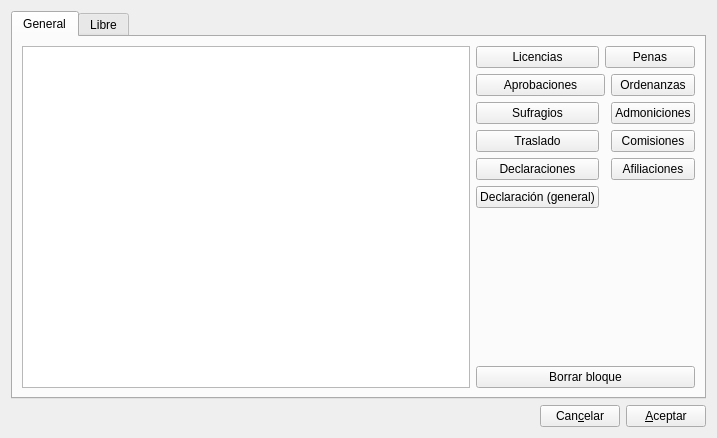
rogorido/qtpredicadores, file gui/dlgdetalles.ui: the form before one commit.
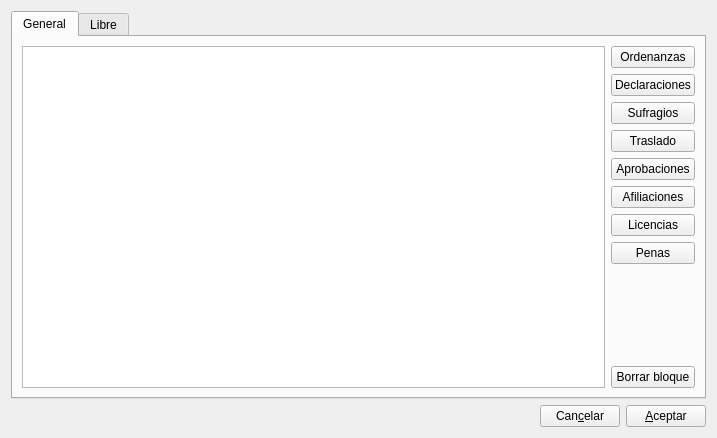
The form after the commit.

Commit message: Uso de QMenu en los buttons

```diff
--- a/gui/dlgdetalles.ui
+++ b/gui/dlgdetalles.ui
@@ -23,7 +23,7 @@
       <attribute name="title">
        <string>General</string>
       </attribute>
-      <layout class="QVBoxLayout" name="verticalLayout_5">
+      <layout class="QHBoxLayout" name="horizontalLayout_4">
        <item>
         <layout class="QHBoxLayout" name="horizontalLayout_2">
          <item>
@@ -32,88 +32,60 @@
          <item>
           <layout class="QVBoxLayout" name="verticalLayout_2">
            <item>
-            <layout class="QGridLayout" name="gridLayout" columnstretch="0,0,0" columnminimumwidth="0,0,0">
-             <property name="sizeConstraint">
-              <enum>QLayout::SetDefaultConstraint</enum>
-             </property>
-             <item row="0" column="0">
-              <widget class="QPushButton" name="btLicencias">
+            <widget class="QPushButton" name="btOrdenanzas">
                <property name="text">
-                <string>Licencias</string>
+              <string>Ordenanzas</string>
                </property>
               </widget>
              </item>
-             <item row="3" column="2">
-              <widget class="QPushButton" name="btComisiones">
-               <property name="text">
-                <string>Comisiones</string>
-               </property>
-              </widget>
-             </item>
-             <item row="4" column="0">
+           <item>
               <widget class="QPushButton" name="btDeclaraciones">
                <property name="text">
                 <string>Declaraciones</string>
                </property>
               </widget>
              </item>
-             <item row="1" column="0" colspan="2">
+           <item>
+            <widget class="QPushButton" name="btSufragios">
+             <property name="text">
+              <string>Sufragios</string>
+             </property>
+            </widget>
+           </item>
+           <item>
+            <widget class="QPushButton" name="btTraslado">
+             <property name="text">
+              <string>Traslado</string>
+             </property>
+            </widget>
+           </item>
+           <item>
               <widget class="QPushButton" name="btAprobaciones">
                <property name="text">
                 <string>Aprobaciones</string>
                </property>
               </widget>
              </item>
-             <item row="4" column="2">
+           <item>
               <widget class="QPushButton" name="btAfiliaciones">
                <property name="text">
                 <string>Afiliaciones</string>
                </property>
               </widget>
              </item>
-             <item row="3" column="0">
-              <widget class="QPushButton" name="btTraslado">
+           <item>
+            <widget class="QPushButton" name="btLicencias">
                <property name="text">
-                <string>Traslado</string>
+              <string>Licencias</string>
                </property>
               </widget>
              </item>
-             <item row="0" column="1" colspan="2">
+           <item>
               <widget class="QPushButton" name="btPenas">
                <property name="text">
                 <string>Penas</string>
                </property>
               </widget>
-             </item>
-             <item row="2" column="2">
-              <widget class="QPushButton" name="btAdmoniciones">
-               <property name="text">
-                <string>Admoniciones</string>
-               </property>
-              </widget>
-             </item>
-             <item row="1" column="2">
-              <widget class="QPushButton" name="btOrdenanzas">
-               <property name="text">
-                <string>Ordenanzas</string>
-               </property>
-              </widget>
-             </item>
-             <item row="2" column="0">
-              <widget class="QPushButton" name="btSufragios">
-               <property name="text">
-                <string>Sufragios</string>
-               </property>
-              </widget>
-             </item>
-             <item row="5" column="0">
-              <widget class="QPushButton" name="btDeclaracionGeneral">
-               <property name="text">
-                <string>Declaración (general)</string>
-               </property>
-              </widget>
-             </item>
-            </layout>
            </item>
            <item>
             <spacer name="verticalSpacer">
```
Lines whose indentation alone changed are shown as unchanged. The commit also changes 2 other files.
